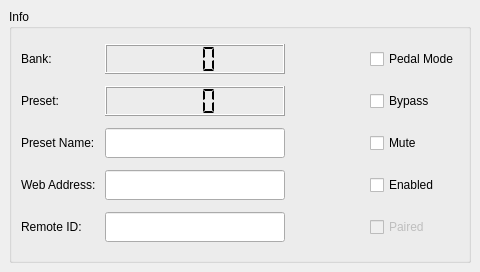
Old version of the form src/pedal_matrix/gui/lcdWindow.ui in the repository cmajor28/AnalogEffects.
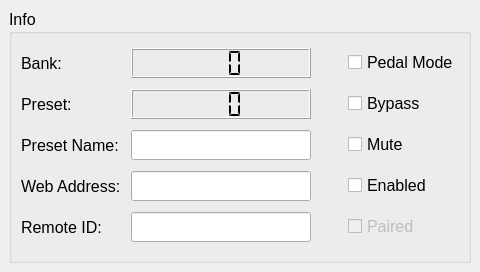
New version of the form.

Diff of the .ui file:
```diff
--- a/src/pedal_matrix/gui/lcdWindow.ui
+++ b/src/pedal_matrix/gui/lcdWindow.ui
@@ -19,7 +19,7 @@
      <widget class="QGroupBox" name="groupBoxInfo">
       <property name="font">
        <font>
-        <pointsize>9</pointsize>
+        <pointsize>12</pointsize>
        </font>
       </property>
       <property name="title">
@@ -30,7 +30,7 @@
         <widget class="QLabel" name="labelBank">
          <property name="font">
           <font>
-           <pointsize>9</pointsize>
+           <pointsize>12</pointsize>
           </font>
          </property>
          <property name="text">
@@ -42,7 +42,7 @@
         <widget class="QCheckBox" name="checkBoxPedalMode">
          <property name="font">
           <font>
-           <pointsize>9</pointsize>
+           <pointsize>12</pointsize>
           </font>
          </property>
          <property name="text">
@@ -57,7 +57,7 @@
         <widget class="QCheckBox" name="checkBoxBypass">
          <property name="font">
           <font>
-           <pointsize>9</pointsize>
+           <pointsize>12</pointsize>
           </font>
          </property>
          <property name="text">
@@ -72,7 +72,7 @@
         <widget class="QCheckBox" name="checkBoxMute">
          <property name="font">
           <font>
-           <pointsize>9</pointsize>
+           <pointsize>12</pointsize>
           </font>
          </property>
          <property name="text">
@@ -87,7 +87,7 @@
         <widget class="QLabel" name="labelPresetName">
          <property name="font">
           <font>
-           <pointsize>9</pointsize>
+           <pointsize>12</pointsize>
           </font>
          </property>
          <property name="text">
@@ -115,7 +115,7 @@
         <widget class="QCheckBox" name="checkBoxEnabled">
          <property name="font">
           <font>
-           <pointsize>9</pointsize>
+           <pointsize>12</pointsize>
           </font>
          </property>
          <property name="text">
@@ -127,7 +127,7 @@
         <widget class="QLabel" name="labelPreset">
          <property name="font">
           <font>
-           <pointsize>9</pointsize>
+           <pointsize>12</pointsize>
           </font>
          </property>
          <property name="text">
@@ -145,7 +145,7 @@
          </property>
          <property name="font">
           <font>
-           <pointsize>9</pointsize>
+           <pointsize>12</pointsize>
           </font>
          </property>
          <property name="readOnly">
@@ -163,7 +163,7 @@
          </property>
          <property name="font">
           <font>
-           <pointsize>9</pointsize>
+           <pointsize>12</pointsize>
           </font>
          </property>
          <property name="readOnly">
@@ -175,7 +175,7 @@
         <widget class="QLabel" name="labelWebAddress">
          <property name="font">
           <font>
-           <pointsize>9</pointsize>
+           <pointsize>12</pointsize>
           </font>
          </property>
          <property name="text">
@@ -203,7 +203,7 @@
         <widget class="QLabel" name="labelRemoteID">
          <property name="font">
           <font>
-           <pointsize>9</pointsize>
+           <pointsize>12</pointsize>
           </font>
          </property>
          <property name="text">
@@ -221,7 +221,7 @@
          </property>
          <property name="font">
           <font>
-           <pointsize>9</pointsize>
+           <pointsize>12</pointsize>
           </font>
          </property>
          <property name="readOnly">
@@ -236,7 +236,7 @@
          </property>
          <property name="font">
           <font>
-           <pointsize>9</pointsize>
+           <pointsize>12</pointsize>
           </font>
          </property>
          <property name="text">
```
